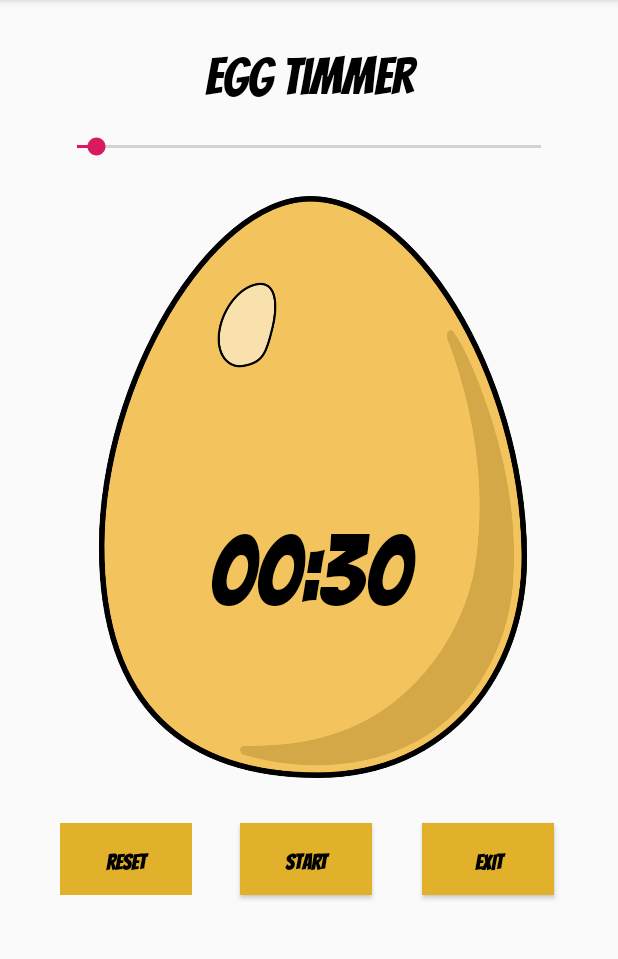
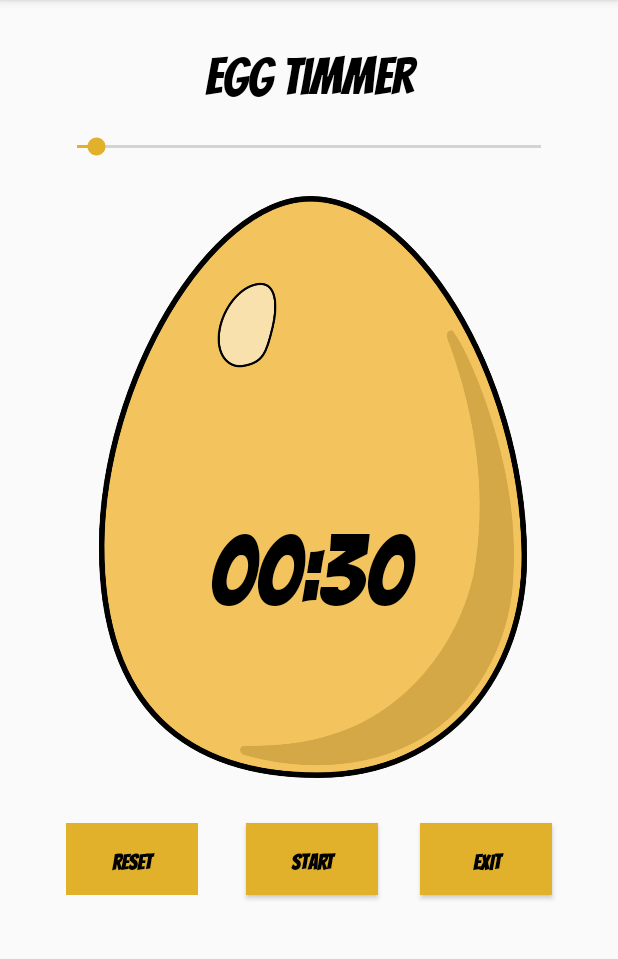
Before and after one commit to michukanyto/eggtimerAndroid, an Android app: the screen it shows after launch (MainActivity), on a phone screen of 412 x 824 dp, the part 84-1043 px from its top. Run offline under Robolectric (Android 15) with nearby library versions, the phone set to English and light mode, and no system bars.

Commit message:
SeekBar color

```diff
--- a/app/src/main/res/layout/activity_main.xml
+++ b/app/src/main/res/layout/activity_main.xml
@@ -51,7 +51,7 @@
         android:id="@+id/buttonReset"
         android:layout_width="wrap_content"
         android:layout_height="wrap_content"
-        android:layout_marginLeft="40dp"
+        android:layout_marginLeft="44dp"
         android:layout_marginTop="30sp"
         android:background="#e1b12c"
         android:fontFamily="@font/bangers"
@@ -61,8 +61,7 @@
         app:layout_constraintBottom_toBottomOf="parent"
         app:layout_constraintLeft_toLeftOf="parent"
         app:layout_constraintTop_toBottomOf="@id/imageViewEgg"
-        app:layout_constraintVertical_bias="0.0"
-        />
+        app:layout_constraintVertical_bias="0.0" />
 
 
     <Button
@@ -83,19 +82,16 @@
         android:id="@+id/buttonExit"
         android:layout_width="wrap_content"
         android:layout_height="wrap_content"
+        android:layout_marginStart="148dp"
+        android:layout_marginRight="40sp"
         android:background="#e1b12c"
         android:fontFamily="@font/bangers"
         android:text="exit"
         android:textColor="@android:color/background_dark"
         android:textStyle="bold"
-        tools:layout_editor_absoluteX="284dp"
-        tools:layout_editor_absoluteY="643dp"
-        app:layout_constraintTop_toTopOf="@id/buttonReset"
-        app:layout_constraintLeft_toRightOf="@id/buttonStart"
-        android:layout_marginLeft="30sp"
         app:layout_constraintRight_toRightOf="parent"
-        android:layout_marginRight="40sp"
-        />
+        app:layout_constraintStart_toEndOf="@+id/buttonReset"
+        app:layout_constraintTop_toTopOf="@id/buttonReset" />
 
     <TextView
         android:id="@+id/textViewTimer"
--- a/app/src/main/res/values/colors.xml
+++ b/app/src/main/res/values/colors.xml
@@ -2,5 +2,5 @@
 <resources>
     <color name="colorPrimary">#008577</color>
     <color name="colorPrimaryDark">#00574B</color>
-    <color name="colorAccent">#D81B60</color>
+    <color name="colorAccent">#e1b12c</color>
 </resources>
```
